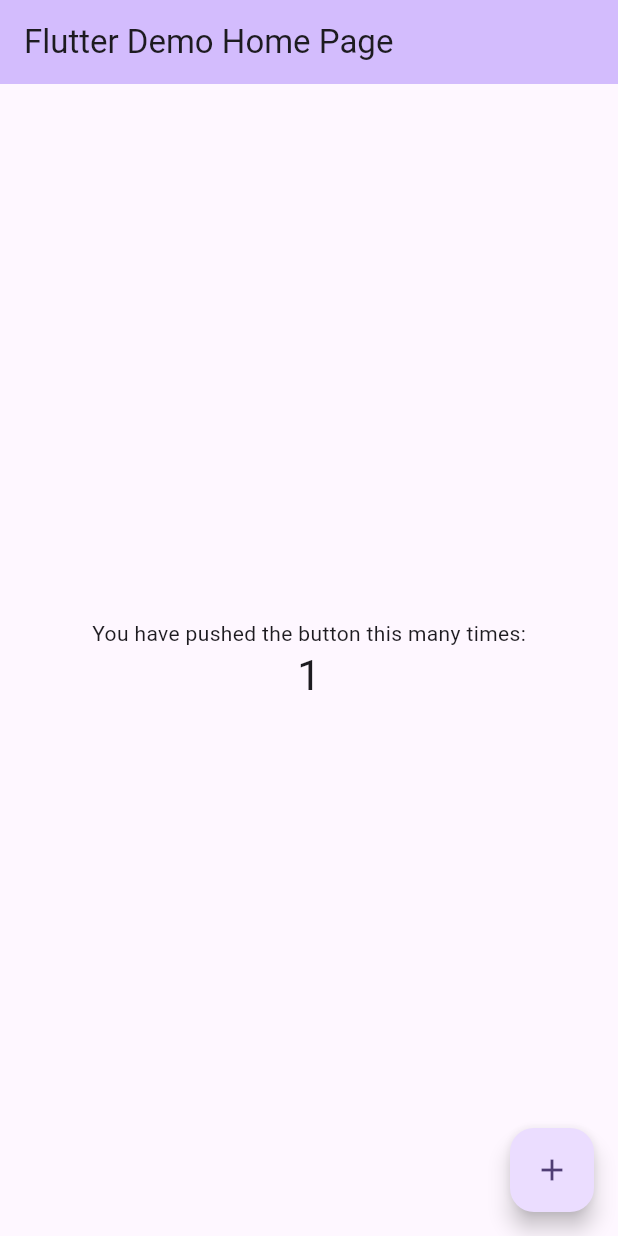
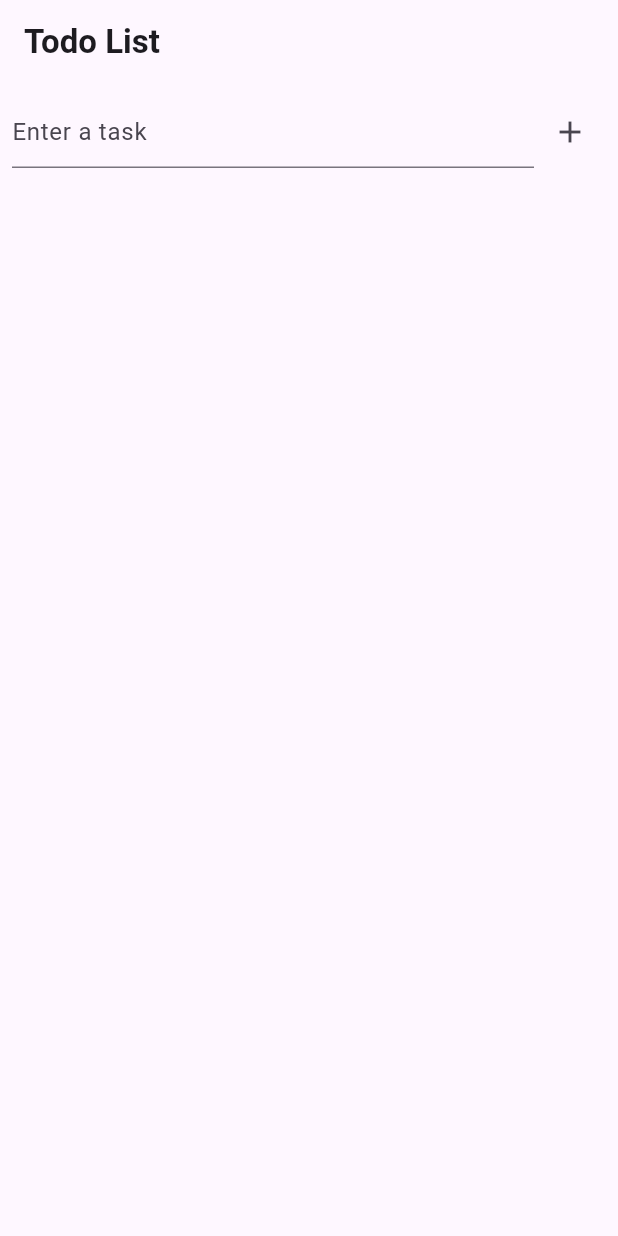
Before and after one commit to Youngmin322/DartStudy, a Flutter app: the screen it shows after launch, after a tap on the "add" icon, on a phone screen of 412 x 824 dp. Run offline on Flutter 3.47's test engine with Material 3 defaults, Android fonts, the phone set to English and light mode, and no system bars.

Commit message:
Todo List 기능 구현(추가, 삭제, 체크 박스)

```diff
--- a/todo/lib/main.dart
+++ b/todo/lib/main.dart
@@ -1,122 +1,116 @@
 import 'package:flutter/material.dart';
 
 void main() {
-  runApp(const MyApp());
+  runApp(TodoApp());
 }
 
-class MyApp extends StatelessWidget {
-  const MyApp({super.key});
-
-  // This widget is the root of your application.
+class TodoApp extends StatelessWidget {
   @override
   Widget build(BuildContext context) {
     return MaterialApp(
-      title: 'Flutter Demo',
+      title: 'Todo App',
       theme: ThemeData(
-        // This is the theme of your application.
-        //
-        // TRY THIS: Try running your application with "flutter run". You'll see
-        // the application has a purple toolbar. Then, without quitting the app,
-        // try changing the seedColor in the colorScheme below to Colors.green
-        // and then invoke "hot reload" (save your changes or press the "hot
-        // reload" button in a Flutter-supported IDE, or press "r" if you used
-        // the command line to start the app).
-        //
-        // Notice that the counter didn't reset back to zero; the application
-        // state is not lost during the reload. To reset the state, use hot
-        // restart instead.
-        //
-        // This works for code too, not just values: Most code changes can be
-        // tested with just a hot reload.
-        colorScheme: ColorScheme.fromSeed(seedColor: Colors.deepPurple),
+        primarySwatch: Colors.blue,
       ),
-      home: const MyHomePage(title: 'Flutter Demo Home Page'),
+      home: TodoScreen(),
     );
   }
 }
 
-class MyHomePage extends StatefulWidget {
-  const MyHomePage({super.key, required this.title});
-
-  // This widget is the home page of your application. It is stateful, meaning
-  // that it has a State object (defined below) that contains fields that affect
-  // how it looks.
-
-  // This class is the configuration for the state. It holds the values (in this
-  // case the title) provided by the parent (in this case the App widget) and
-  // used by the build method of the State. Fields in a Widget subclass are
-  // always marked "final".
-
-  final String title;
-
+class TodoScreen extends StatefulWidget {
   @override
-  State<MyHomePage> createState() => _MyHomePageState();
+  _TodoScreenState createState() => _TodoScreenState();
 }
 
-class _MyHomePageState extends State<MyHomePage> {
-  int _counter = 0;
+class _TodoScreenState extends State<TodoScreen> {
+  final List<TodoItem> _todos = [];
+  final TextEditingController _controller = TextEditingController();
 
-  void _incrementCounter() {
+  void _addTodo() {
+    final text = _controller.text;
+    if (text.isNotEmpty) {
+      setState(() {
+        _todos.add(TodoItem(text: text));
+        _controller.clear();
+      });
+    }
+  }
+
+  void _toggleTodo(int index) {
     setState(() {
-      // This call to setState tells the Flutter framework that something has
-      // changed in this State, which causes it to rerun the build method below
-      // so that the display can reflect the updated values. If we changed
-      // _counter without calling setState(), then the build method would not be
-      // called again, and so nothing would appear to happen.
-      _counter++;
+      _todos[index].isDone = !_todos[index].isDone;
+    });
+  }
+
+  void _removeTodo(int index) {
+    setState(() {
+      _todos.removeAt(index);
     });
   }
 
   @override
   Widget build(BuildContext context) {
-    // This method is rerun every time setState is called, for instance as done
-    // by the _incrementCounter method above.
-    //
-    // The Flutter framework has been optimized to make rerunning build methods
-    // fast, so that you can just rebuild anything that needs updating rather
-    // than having to individually change instances of widgets.
     return Scaffold(
       appBar: AppBar(
-        // TRY THIS: Try changing the color here to a specific color (to
-        // Colors.amber, perhaps?) and trigger a hot reload to see the AppBar
-        // change color while the other colors stay the same.
-        backgroundColor: Theme.of(context).colorScheme.inversePrimary,
-        // Here we take the value from the MyHomePage object that was created by
-        // the App.build method, and use it to set our appbar title.
-        title: Text(widget.title),
+        title: Text('Todo List', style: TextStyle(fontWeight: FontWeight.bold),
+          ),
+        ),
+      body: Column(
+        children: [
+          Padding(
+            padding: const EdgeInsets.all(8.0),
+            child: Row(
+              children: [
+                Expanded(
+                  child: TextField(
+                    controller: _controller,
+                    decoration: InputDecoration(hintText: 'Enter a task'),
+                    textInputAction: TextInputAction.done,
+
+
+                  ),
+                ),
+                IconButton(
+                  icon: Icon(Icons.add),
+                  onPressed: _addTodo,
+                )
+              ],
+            ),
+          ),
+          Expanded(
+            child: ListView.builder(
+              itemCount: _todos.length,
+              itemBuilder: (context, index) {
+                final todo = _todos[index];
+                return ListTile(
+                  title: Text(
+                    todo.text,
+                    style: TextStyle(
+                      decoration:
+                          todo.isDone ? TextDecoration.lineThrough : null,
+                    ),
+                  ),
+                  leading: Checkbox(
+                    value: todo.isDone,
+                    onChanged: (value) => _toggleTodo(index),
+                  ),
+                  trailing: IconButton(
+                    icon: Icon(Icons.delete),
+                    onPressed: () => _removeTodo(index),
+                  ),
+                );
+              },
+            ),
+          ),
+        ],
       ),
-      body: Center(
-        // Center is a layout widget. It takes a single child and positions it
-        // in the middle of the parent.
-        child: Column(
-          // Column is also a layout widget. It takes a list of children and
-          // arranges them vertically. By default, it sizes itself to fit its
-          // children horizontally, and tries to be as tall as its parent.
-          //
-          // Column has various properties to control how it sizes itself and
-          // how it positions its children. Here we use mainAxisAlignment to
-          // center the children vertically; the main axis here is the vertical
-          // axis because Columns are vertical (the cross axis would be
-          // horizontal).
-          //
-          // TRY THIS: Invoke "debug painting" (choose the "Toggle Debug Paint"
-          // action in the IDE, or press "p" in the console), to see the
-          // wireframe for each widget.
-          mainAxisAlignment: MainAxisAlignment.center,
-          children: <Widget>[
-            const Text('You have pushed the button this many times:'),
-            Text(
-              '$_counter',
-              style: Theme.of(context).textTheme.headlineMedium,
-            ),
-          ],
-        ),
-      ),
-      floatingActionButton: FloatingActionButton(
-        onPressed: _incrementCounter,
-        tooltip: 'Increment',
-        child: const Icon(Icons.add),
-      ), // This trailing comma makes auto-formatting nicer for build methods.
     );
   }
 }
+
+class TodoItem {
+  String text;
+  bool isDone;
+
+  TodoItem({required this.text, this.isDone = false});
+}
```
Also changed, not shown: 1 other file.
